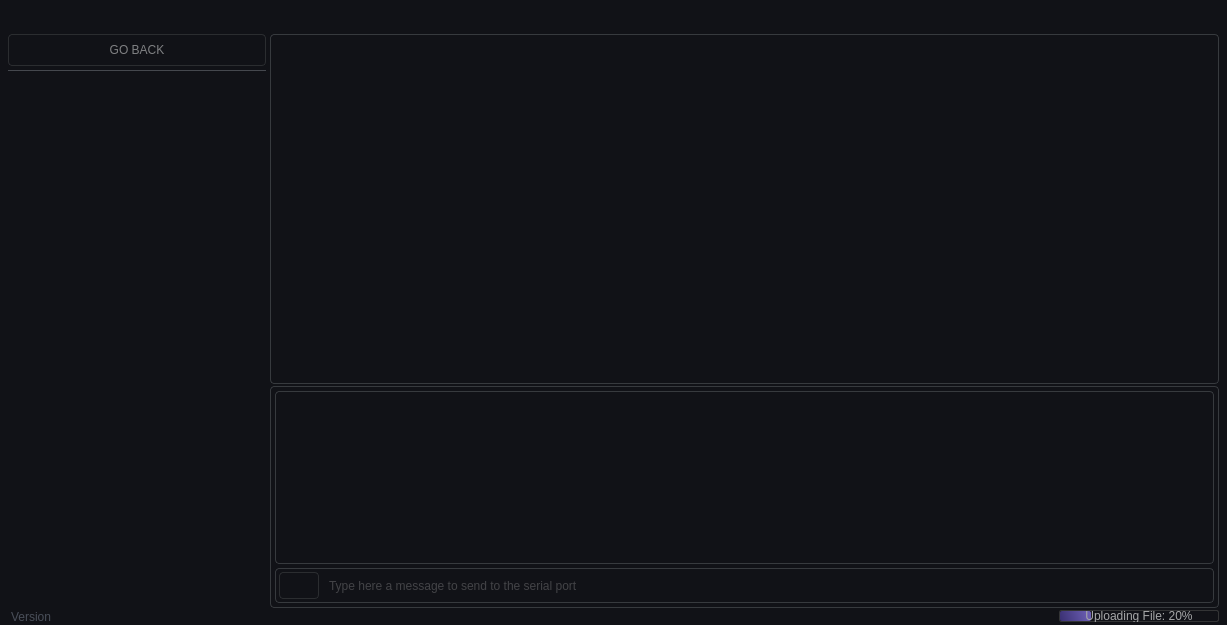
Before: the Qt Designer form src/ui/desing_files/mainWindow.ui in lowg0d/cosmos-ground-station, drawn with Qt 5.
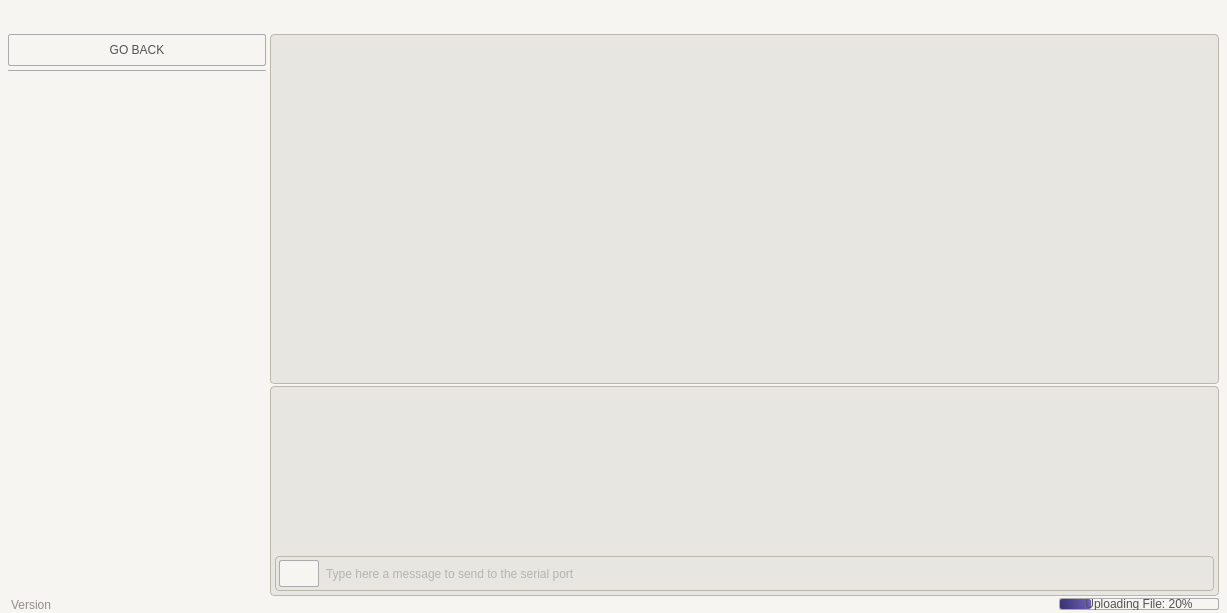
After: the same form once the commit is applied. The open tabs and pages were chosen to show the change. Icons and pictures are not drawn.

Patch:
```diff
--- a/src/ui/desing_files/mainWindow.ui
+++ b/src/ui/desing_files/mainWindow.ui
@@ -10,7 +10,7 @@
     <x>0</x>
     <y>0</y>
     <width>1227</width>
-    <height>625</height>
+    <height>613</height>
    </rect>
   </property>
   <property name="minimumSize">
@@ -26,294 +26,320 @@
    <bool>false</bool>
   </property>
   <property name="styleSheet">
-   <string notr="true">/* Global Styling */
-QMainWindow {
-  background-color: #111217;
-}
+   <string notr="true">  /* 
+      Global Styling 
+  */
+  QMainWindow {
+    background-color: #f6f5f2;
+  }
 
-QWidget {
-  background-color: #111217;
-  color: #b3b8c2;
-  selection-color: #ffffff;
-  selection-background-color: #6357a3;
-}
+  QWidget {
+    background-color: #f6f5f2;
+    color: #2f3640;
+    selection-color: #ffffff;
+    selection-background-color: #6357a3;
+  }
 
-/* ToolTip Styling */
-QToolTip {
-  background-color: #0a0c10;
-  font: 500 9pt &quot;Video Med&quot;;
-  color: #ffffff;
-  border-right: 3px solid #6c5fb4;
-  border-radius: 3px;
-}
+  /* 
+      ToolTip Styling 
+  */
+  QToolTip {
+    background-color: #ffffff;
+    font: 500 9pt &quot;Video Med&quot;;
+    color: #2f3640;
+    border-right: 3px solid #6c5fb4;
+    border-radius: 3px;
+  }
 
-#label_loadingDots {
-  font: 63 68pt &quot;Video SemBd&quot;;
-}
+  #label_loadingDots {
+    font: 63 68pt &quot;Video SemBd&quot;;
+  }
 
-/** Status Bar**/
-#statusBarFrame QFrame {
-  margin-top: 1px;
-  font: 600 8pt &quot;Video SemBd&quot;;
-  background-color: rgba(0, 0, 0, 0);
-  border: 0;
-  color: rgb(73, 78, 89);
-}
+  /* 
+      SCROLLBAR
+  */
+  QScrollBar {
+    margin: 3px 0px 3px 3px;
+    border: 0;
+    border-radius: 4px;
+    width: 15px;
+  }
 
-/* Sidebar Buttons */
-#frame_topSideBarButtons QPushButton {
-  font: 500 8pt &quot;Video Med&quot;;
-  border-radius: 4px;
-  border: 1px solid #2b2d30;
-  color: #808183;
-}
+  QScrollBar::handle::vertical {
+    border-radius: 3px;
+    background-color: #e8e6e0;
+    min-height: 20px;
+  }
 
 #frame_topSideBarButtons QPushButton:hover {
   background-color: #1a1b1f;
 }
 
-#frame_topSideBarButtons QPushButton:pressed {
-  background-color: #2b2d30;
-}
+  QScrollBar::sub-line {
+    border: none;
+    height: 0;
+  }
 
-#frame_topSideBarButtons QPushButton:checked {
-  color: #ffffff;
-  border: 1px solid #6357a4;
-  background-color: #1b1a28;
-}
+  QScrollBar::sub-line:vertical {
+    border: none;
+    height: 0;
+  }
 
-#frame_topSideBarButtons QPushButton:disabled {
-  border: 1px solid #1e1f22;
-  color: #292b29;
-  background-color: #17191d;
-}
+  QScrollBar::add-line:vertical {
+    border: none;
+    height: 0;
+  }
 
-#frame_mainControls QPushButton,
-#frame_terminalContainer QPushButton,
-#frame_connectionDropDown QPushButton {
-  font: 500 8pt &quot;Video Med&quot;;
-  border-radius: 4px;
-  border: 1px solid #2b2d30;
-  color: #808183;
-}
+  QScrollBar::up-arrow:vertical,
+  QScrollBar::down-arrow:vertical {
+    background: none;
+  }
 
-#frame_mainControls QPushButton:hover,
-#frame_terminalContainer QPushButton:hover,
-#frame_connectionDropDown QPushButton:hover {
-  background-color: #1a1b1f;
-}
+  QScrollBar::add-page:vertical,
+  QScrollBar::sub-page:vertical {
+    background: none;
+  }
 
-#frame_mainControls QPushButton:pressed,
-#frame_terminalContainer QPushButton:pressed,
-#frame_connectionDropDown QPushButton:pressed {
-  background-color: #2b2d30;
-}
+  /* 
+      INFO LABELS
+  */
 
-#frame_connectionDropDown QPushButton:checked {
-  color: #ffffff;
-  border: 1px solid #6357a4;
-  background-color: #1b1a28;
-}
+  #label_longVersion {
+    border-radius: 4px;
+    font: 600 9.5pt &quot;Video SemBd&quot;;
+    color: #2f3640;
+  }
 
-#frame_connectionDropDown QPushButton:disabled {
-  border: 1px solid #1e1f22;
-  color: #292b29;
-  background-color: #17191d;
-}
+  #frame_preferencesContainer QLabel {
+    font: 63 11pt &quot;Video SemBd&quot;;
+  }
 
-/* preferences page */
-#SideBarMissionsPage QPushButton,
-#frame_preferencesSideBar QPushButton {
-  font: 500 8pt &quot;Video Med&quot;;
-  border-radius: 4px;
-  border: 1px solid #2b2d30;
-  color: #808183;
-}
+  /* 
+    PROGRESS BAR
+  */
 
-#SideBarMissionsPage QPushButton:hover,
-#frame_preferencesSideBar QPushButton:hover {
-  background-color: #1a1b1f;
-}
+  #statusBarFrame QProgressBar {
+    border-style: none;
+    text-align: center;
 
-#SideBarMissionsPage QPushButton:pressed,
-#frame_preferencesSideBar QPushButton:pressed {
-  background-color: #2b2d30;
-}
+    font: 600 7.5pt &quot;Video SemBd&quot;;
+    border-radius: 2px;
+    color: #525252;
+    border: 1.2px solid #aaabac;
+  }
 
-#frame_preferencesSideBar QPushButton:checked {
-  color: #ffffff;
-  border: 1px solid #6357a4;
-  background-color: #1b1a28;
-}
+  #statusBarFrame QProgressBar::chunk {
+    border-radius: 2px;
+    background-color: qlineargradient(spread:pad, x1:0.978, y1:0.460273, x2:0, y2:0.562636, stop:0 rgba(108, 95, 180, 255), stop:1 rgba(60, 50, 117, 255));
+  }
 
-#frame_preferencesSideBar QPushButton:disabled {
-  border: 1px solid #292a30;
-  color: #292b29;
-  background-color: #12141a;
-}
+  /** 
+      Status Bar
+  **/
+  #statusBarFrame QFrame {
+    margin-top: 1px;
+    font: 600 8pt &quot;Video SemBd&quot;;
+    border: 0;
+    color: #928f86;
+  }
 
-/*  STATE AND COUNTDONW  LABEL // BTN */
-#frame_StateAndCountdownContainer QLabel {
-  border-radius: 4px;
-  font: 600 10.5pt &quot;Video SemBd&quot;;
-  border: 1px solid #45484e;
-  background-color: #212227;
-}
+  /*
+    /////////////////////
+          SIDEBAR
+    /////////////////////
+  */
 
-#frame_StateAndCountdownContainer QPushButton {
-  border-radius: 4px;
-  font: 600 10.5pt &quot;Video SemBd&quot;;
-  border: 1px solid #45484e;
-  background-color: #212227;
-}
+  /* 
+      Sidebar Top Buttons 
+  */
+  #frame_mainControls QPushButton,
+  #SideBarMissionsPage QPushButton,
+  #frame_topSideBarButtons QPushButton,
+  #frame_terminalContainer QPushButton,
+  #frame_connectionDropDown QPushButton,
+  #frame_preferencesSideBar QPushButton {
+    font: 500 8pt &quot;Video Med&quot;;
+    border-radius: 2px;
+    border: 1px solid #aaabac;
+    color: #525252;
+  }
 
-#frame_StateAndCountdownContainer QPushButton:hover {
-  background-color: #37383d;
-}
+  #frame_mainControls QPushButton:hover,
+  #SideBarMissionsPage QPushButton:hover,
+  #frame_topSideBarButtons QPushButton:hover,
+  #frame_terminalContainer QPushButton:hover,
+  #frame_connectionDropDown QPushButton:hover,
+  #frame_preferencesSideBar QPushButton:hover {
+    background-color: #c6c7cb;
+  }
 
-/*  TLM CONTAINERS */
-#frame_mainTlmLabels QFrame {
-  border-radius: 4px;
-  border: 1px solid #45484e;
-  background-color: #212227;
-  font: 63 9pt &quot;Video Cond SemBd&quot;;
-}
+  #frame_mainControls QPushButton:pressed,
+  #SideBarMissionsPage QPushButton:pressed,
+  #frame_topSideBarButtons QPushButton:pressed,
+  #frame_terminalContainer QPushButton:pressed,
+  #frame_connectionDropDown QPushButton:pressed,
+  #frame_preferencesSideBar QPushButton:pressed {
+    background-color: #b0b1b4;
+  }
 
-#frame_secondaryAndButtonContainer QFrame {
-  border-radius: 4px;
-  border: 1px solid #45484e;
-  background-color: #212227;
-  font: 63 9pt &quot;Video Cond SemBd&quot;;
-}
+  #frame_mainControls QPushButton:checked,
+  #SideBarMissionsPage QPushButton:checked,
+  #frame_topSideBarButtons QPushButton:checked,
+  #frame_terminalContainer QPushButton:checked,
+  #frame_connectionDropDown QPushButton:checked,
+  #frame_preferencesSideBar QPushButton:checked {
+    color: #ffffff;
+    border: 1px solid #6357a4;
+    background-color: #9289bf;
+  }
 
-#frame_mainTlmLabels QLabel {
-  font: 63 9pt &quot;Video Cond SemBd&quot;;
-  border: none;
-  background-color: none;
-}
+  #frame_mainControls QPushButton:checked {;
+    border-left: 2px solid #6357a4;
+    border-bottom: 2px solid #6357a4;
+    background-color: #c6c7cb;
+  }
 
-#frame_BigTlmLabels QLabel {
-  font: 63 10pt &quot;Video Cond SemBd&quot;;
-  border: none;
-  background-color: none;
-}
+  #frame_mainControls QPushButton:disabled,
+  #SideBarMissionsPage QPushButton:disabled,
+  #frame_topSideBarButtons QPushButton:disabled,
+  #frame_terminalContainer QPushButton:disabled,
+  #frame_connectionDropDown QPushButton:disabled,
+  #frame_preferencesSideBar QPushButton:disabled{
+    border: 1px solid #e3e3e3;
+    color: #949594;
+    background-color: #e3e3e3;
+  }
 
-#frame_secondaryAndButtonContainer QLabel {
-  font: 600 9pt &quot;Video SemBd&quot;;
-  border: none;
-  background-color: none;
-}
+  /*  
+    STATE AND COUNTDONW 
+  */
+  #frame_StateAndCountdownContainer QLabel {
+    border-radius: 2px;
+    font: 600 10.5pt &quot;Video SemBd&quot;;
+    border: 1px solid #bcb8ad;
+    background-color: #e8e6e0;
+    color: #525252;
+  }
 
-/** DROP COMBO BOX **/
-#frame_connectionDropDown QComboBox {
-  font: 500 8pt &quot;Video Med&quot;;
-  padding-left: 5px;
-  border-radius: 4px;
-  color: #808183;
-  border: 1px solid #2b2d30;
-}
+  /*  
+    TLM CONTAINERS FRAMES
+  */
+  #frame_mainTlmLabels QFrame {
+    border-radius: 2px;
+    border: 1px solid #bcb8ad;
+    background-color: #e8e6e0;
+    font: 63 9pt &quot;Video Cond SemBd&quot;;
+  }
 
-#frame_connectionDropDown QComboBox:hover {
-  background-color: #1a1b1f;
-}
+  #frame_secondaryAndButtonContainer QFrame {
+    border-radius: 2px;
+    border: 1px solid #bcb8ad;
+    background-color: #e8e6e0;
+    font: 63 9pt &quot;Video Cond SemBd&quot;;
+  }
 
-#frame_connectionDropDown QComboBox:drop-down {
-  border: 0px;
-}
+  /*  
+    TLM CONTAINERS LABELS
+  */
+  #frame_mainTlmLabels QLabel {
+    font: 63 9pt &quot;Video Cond SemBd&quot;;
+    border: none;
+    background-color: none;
+  }
 
-#frame_connectionDropDown QComboBox::down-arrow {
-  image: url(:/icons/icons/down_arrow.png);
-  width: 8px;
-  height: 8px;
-  margin-right: 10px;
-}
+  #frame_BigTlmLabels QLabel {
+    font: 63 10pt &quot;Video Cond SemBd&quot;;
+    border: none;
+    background-color: none;
+  }
 
-#frame_connectionDropDown QComboBox QAbstractItem {
-  padding: 4px 8px;
-  border-radius: 4px;
-  selection-background-color: none;
-  border: none;
-}
+  #frame_secondaryAndButtonContainer QLabel {
+    font: 600 9pt &quot;Video SemBd&quot;;
+    border: none;
+    background-color: none;
+  }
 
-#frame_connectionDropDown QComboBox QAbstractItem::item {
-  padding: 4px 8px;
-  border-radius: 4px;
-}
+  /*  
+    CONNECTION COMBO BOX
+  */
+  #frame_connectionDropDown QComboBox {
+    font: 500 8pt &quot;Video Med&quot;;
+    padding-left: 5px;
+    border-radius: 2px;
+    border: 1px solid #aaabac;
+    color: #444a53;
+  }
 
-#frame_connectionDropDown QComboBox QAbstractItemView::item:selected {
-  border: none;
-  background-color: #6357a4;
-}
+  #frame_connectionDropDown QComboBox:hover {
+    background-color: #c6c7cb;
+  }
 
-#frame_connectionDropDown QListView {
-  border-radius: 4px;
-  border: 1px solid #2b2d30;
-  background-color: #12141a;
-  outline: none;
-}
+  #frame_connectionDropDown QComboBox:drop-down {
+    border: 0px;
+  }
 
-/* WINDOW CONTROL BUTTONS */
-#frame_mainControls QPushButton:checked {
-  border-bottom: 2px solid #6357a3;
-  border-left: 2px solid rgba(108, 95, 180, 228);
-  background-color: rgba(32, 34, 38, 155);
-}
+  #frame_connectionDropDown QComboBox::down-arrow {
+	image: url(:/light/icons/light/down_arrow.png);
+    width: 8px;
+    height: 8px;
+    margin-right: 10px;
+  }
 
-/* TERMINAL */
-/* message sender */
-#frame_MessageSender,
-#frame_graphContainer,
-#frame_terminalContainer {
-  border-radius: 4px;
-  border: 1px solid #373a3e;
-}
+  #frame_connectionDropDown QComboBox QAbstractItem {
+    padding: 4px 8px;
+    border-radius: 4px;
+    selection-background-color: none;
+    border: none;
+  }
 
-/* TEXT BROWSER */
-#textBrowser_terminal {
-  padding-left: 4px;
-  color: #808183;
-  text-align: left;
-  font: 500 10pt &quot;Video Med&quot;;
-  selection-color: #ffffff;
-  selection-background-color: #6357a3;
-  border: none;
-}
+  #frame_connectionDropDown QComboBox QAbstractItem::item {
+    padding: 4px 8px;
+    border-radius: 4px;
+  }
 
-#frame_terminalTextBrowserContainer {
-  border-radius: 4px;
-  border: 1px solid #373a3e;
-}
+  #frame_connectionDropDown QComboBox QAbstractItemView::item:selected {
+    border: none;
+    background-color: #6357a4;
+  }
 
-/* LINE EDIT */
-#frame_MessageSender QLineEdit {
-  background-color: transparent;
-  border: none;
-  padding-left: 4px;
-  padding-right: 15px;
-  font: 500 9pt &quot;Video Med&quot;;
-  color: #737476;
-  padding-bottom: 2px;
-  selection-color: #ffffff;
-  selection-background-color: #6357a3;
-}
+  #frame_connectionDropDown QListView {
+    border-radius: 4px;
+    border: 1px solid #aaabac;
+    background-color: #dcdde1;
+    outline: none;
+  }
 
-#frame_MessageSender QLineEdit:focus {
-  color: #808183;
-}
+  /*
+    /////////////////////
+          TERMINAL
+    /////////////////////
+  */
 
-/*SCROLLBAR*/
-QScrollBar {
-  margin: 3px 0px 3px 3px;
-  border: 0;
-  border-radius: 4px;
-  width: 15px;
-}
+  /* 
+    TERMINAL INPUT  FRAME
+  */
+  #frame_MessageSender,
+  #frame_graphContainer,
+  #frame_terminalContainer {
+    border-radius: 4px;
+    border: 1px solid #bcb8ad;
+    background-color: #e8e6e0;
+  }
 
-QScrollBar::handle::vertical {
-  border-radius: 3px;
-  background-color: #282a2e;
-  min-height: 20px;
-}
+  /* 
+    TERMINAL INPUT  LINE EDIT
+  */
+  #frame_MessageSender QLineEdit {
+    padding-left: 5px;
+    padding-right: 15px;
+    font: 500 9pt &quot;Video Med&quot;;
+    color: #808183;
+    padding-bottom: 2px;
+    selection-color: #dcdde1;
+    selection-background-color: #6357a3;
+    background-color: #00000000;
+    border: none;
+  }
 
 QScrollBar::handle::vertical:hover {
   border-radius: 3px;
@@ -321,71 +347,44 @@
   min-height: 20px;
 }
 
-QScrollBar::sub-line {
-  border: none;
-  height: 0;
-}
+  #frame_MessageSender {
+    border: 1px solid #bcb8ad;
+    background-color: #e8e6e0;
+  }
 
-QScrollBar::sub-line:vertical {
-  border: none;
-  height: 0;
-}
+  /* TERMINAL TEXT */
+  #textBrowser_terminal {
+    padding-left: 4px;
+    color: #616161;
+    text-align: left;
+    font: 500 10pt &quot;Video Med&quot;;
+    selection-color: #dcdde1;
+    selection-background-color: #6357a3;
+    border: none;
+    background-color: #00000000;
+  }
 
-QScrollBar::add-line:vertical {
-  border: none;
-  height: 0;
-}
+  #frame_terminalTextBrowserContainer {
+    border-radius: 2px;
+    border: 1px solid #e8e6e0;
+    background-color: #e8e6e0;
+  }
 
-QScrollBar::up-arrow:vertical,
-QScrollBar::down-arrow:vertical {
-  background: none;
-}
-
-QScrollBar::add-page:vertical,
-QScrollBar::sub-page:vertical {
-  background: none;
-}
-
-#label_longVersion {
-  border-radius: 4px;
-  font: 600 9.5pt &quot;Video SemBd&quot;;
-  color: #808183;
-}
-
-#frame_preferencesContainer QLabel {
-  font: 63 11pt &quot;Video SemBd&quot;;
-}
-
-#statusBarFrame QProgressBar {
-  border-style: none;
-  text-align: center;
-
-  font: 600 7.5pt &quot;Video SemBd&quot;;
-  border-radius: 2px;
-  color: #a6a7a8;
-  border: 1.2px solid #333435;
-}
-
-#statusBarFrame QProgressBar::chunk {
-  border-radius: 2px;
-  background-color: qlineargradient(spread:pad, x1:0.978, y1:0.460273, x2:0, y2:0.562636, stop:0 rgba(108, 95, 180, 255), stop:1 rgba(60, 50, 117, 255));
-}
-
-/* SEPARATOR LINES */
-#line,
-#line_1,
-#line_2,
-#line_3,
-#line_4,
-#line_5,
-#line_6,
-#line_7,
-#line_8,
-#line_9,
-#line_10 {
-  border: 0;
-  background-color: #45484e;
-}
+  /* SEPARATOR LINES */
+  #line,
+  #line_1,
+  #line_2,
+  #line_3,
+  #line_4,
+  #line_5,
+  #line_6,
+  #line_7,
+  #line_8,
+  #line_9,
+  #line_10 {
+    border: 0;
+    background-color: #aaabac;
+  }
 </string>
   </property>
   <widget class="QWidget" name="centralwidget">
@@ -1943,8 +1942,8 @@
                    <rect>
                     <x>0</x>
                     <y>0</y>
-                    <width>100</width>
-                    <height>30</height>
+                    <width>258</width>
+                    <height>521</height>
                    </rect>
                   </property>
                   <layout class="QVBoxLayout" name="verticalLayout_25">
@@ -2206,7 +2205,7 @@
                        </property>
                        <layout class="QHBoxLayout" name="horizontalLayout_6">
                         <property name="spacing">
-                         <number>4</number>
+                         <number>0</number>
                         </property>
                         <property name="leftMargin">
                          <number>3</number>
```
Left out of the diff: 40 changed lines with no effect on the pictures.
